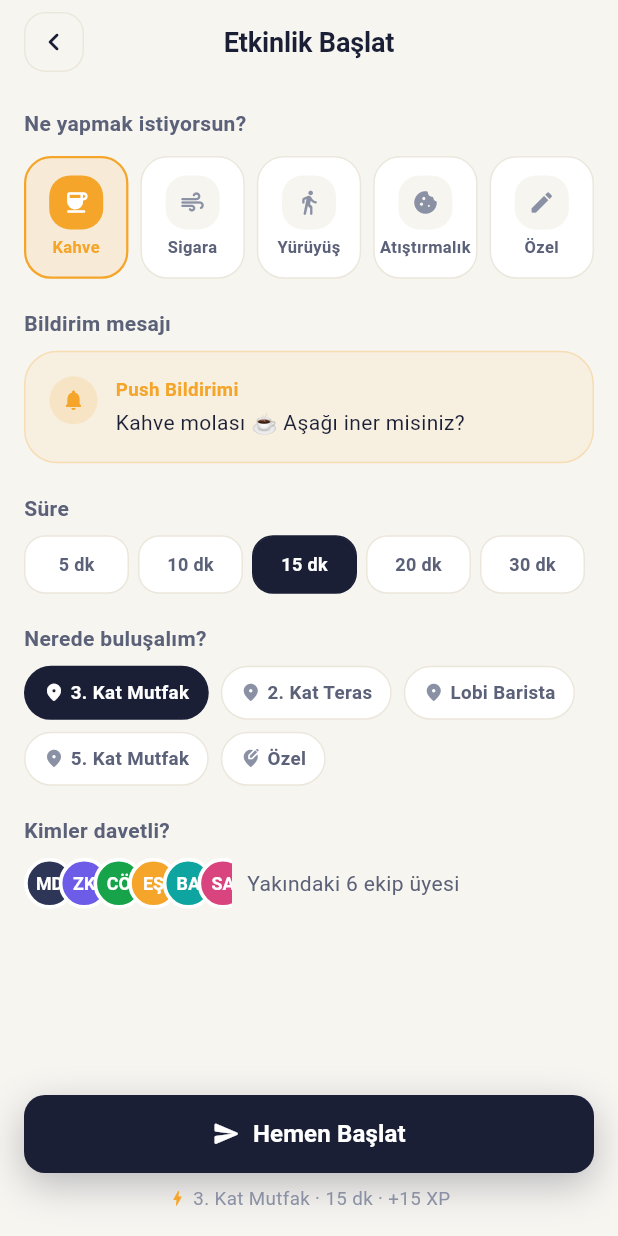
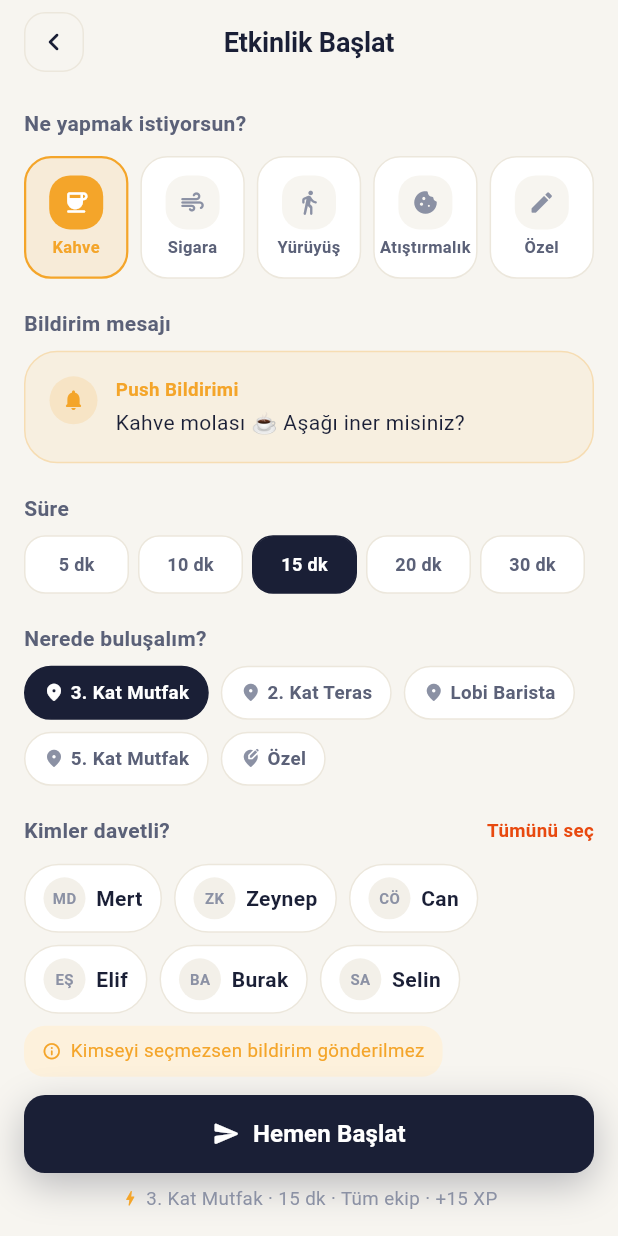
Before and after one commit to gokhanBozkrt/LunchQuest, a Flutter app: the CoffeeScreen screen opened by its route, on a phone screen of 412 x 824 dp. Run offline on Flutter 3.47's test engine with Material 3 defaults, Android fonts, the phone set to English and light mode, and no system bars; our stand-ins replace equatable, firebase_core, firebase_messaging, flutter_local_notifications, get_it, go_router; accounts and stored records are empty.

Commit message:
etkinlik oluşturmada kullanıcı seçilememe sorunu giderildi

```diff
--- /dev/null
+++ b/lib/core/widgets/shared/lq_invite_section.dart
@@ -0,0 +1,152 @@
+import 'package:flutter/material.dart';
+import '../../theme/app_colors.dart';
+import '../../theme/app_spacing.dart';
+import '../../theme/app_text_styles.dart';
+import '../../../features/home/domain/entities/restaurant.dart';
+
+class LqInviteSection extends StatelessWidget {
+  final List<TeamMember> team;
+  final Set<String> invited;
+  final ValueChanged<String> onToggle;
+  final VoidCallback? onSelectAll;
+
+  const LqInviteSection({
+    super.key,
+    required this.team,
+    required this.invited,
+    required this.onToggle,
+    this.onSelectAll,
+  });
+
+  bool get _allSelected => invited.length == team.length;
+
+  @override
+  Widget build(BuildContext context) {
+    return Column(
+      crossAxisAlignment: CrossAxisAlignment.start,
+      children: [
+        // Başlık + Tümünü seç
+        Row(
+          children: [
+            Text(
+              invited.isEmpty
+                  ? 'Kimler davetli?'
+                  : '${invited.length} kişi seçildi',
+              style: AppTextStyles.smallSemiBold
+                  .copyWith(color: AppColors.ink2),
+            ),
+            const Spacer(),
+            GestureDetector(
+              onTap: onSelectAll ?? () {},
+              child: Text(
+                _allSelected ? 'Seçimi kaldır' : 'Tümünü seç',
+                style: AppTextStyles.xsSemiBold
+                    .copyWith(color: AppColors.coral),
+              ),
+            ),
+          ],
+        ),
+        const SizedBox(height: AppSpacing.md),
+
+        // Kişi grid'i
+        Wrap(
+          spacing: AppSpacing.sm,
+          runSpacing: AppSpacing.sm,
+          children: team.map((t) {
+            final on = invited.contains(t.id);
+            final memberColor = Color(t.color);
+            return GestureDetector(
+              onTap: () => onToggle(t.id),
+              behavior: HitTestBehavior.opaque,
+              child: AnimatedContainer(
+                duration: const Duration(milliseconds: 180),
+                padding: const EdgeInsets.symmetric(
+                    horizontal: AppSpacing.md, vertical: AppSpacing.sm),
+                decoration: BoxDecoration(
+                  color: on
+                      ? memberColor.withValues(alpha: 0.10)
+                      : AppColors.card,
+                  borderRadius: AppRadius.pillAll,
+                  border: Border.all(
+                    color: on
+                        ? memberColor.withValues(alpha: 0.45)
+                        : AppColors.border,
+                    width: on ? 1.5 : 1,
+                  ),
+                ),
+                child: Row(
+                  mainAxisSize: MainAxisSize.min,
+                  children: [
+                    // Mini avatar
+                    Container(
+                      width: 28,
+                      height: 28,
+                      decoration: BoxDecoration(
+                        color: on ? memberColor : AppColors.cardSunken,
+                        shape: BoxShape.circle,
+                      ),
+                      alignment: Alignment.center,
+                      child: Text(
+                        t.initials,
+                        style: TextStyle(
+                          fontSize: 10,
+                          fontWeight: FontWeight.w700,
+                          color: on ? Colors.white : AppColors.ink3,
+                        ),
+                      ),
+                    ),
+                    const SizedBox(width: 7),
+                    Text(
+                      t.name,
+                      style: AppTextStyles.smallSemiBold.copyWith(
+                        color: on ? memberColor : AppColors.ink,
+                      ),
+                    ),
+                    // Check işareti
+                    AnimatedSize(
+                      duration: const Duration(milliseconds: 150),
+                      child: on
+                          ? Padding(
+                              padding:
+                                  const EdgeInsets.only(left: 5),
+                              child: Icon(Icons.check_rounded,
+                                  size: 14, color: memberColor),
+                            )
+                          : const SizedBox.shrink(),
+                    ),
+                  ],
+                ),
+              ),
+            );
+          }).toList(),
+        ),
+
+        // Hiç seçilmemişse uyarı
+        if (invited.isEmpty) ...[
+          const SizedBox(height: AppSpacing.sm),
+          Container(
+            padding: const EdgeInsets.symmetric(
+                horizontal: AppSpacing.md, vertical: AppSpacing.sm),
+            decoration: BoxDecoration(
+              color: AppColors.amberTint,
+              borderRadius: AppRadius.smAll,
+            ),
+            child: Row(
+              mainAxisSize: MainAxisSize.min,
+              children: [
+                const Icon(Icons.info_outline_rounded,
+                    size: 13, color: AppColors.amber),
+                const SizedBox(width: 6),
+                Text(
+                  'Kimseyi seçmezsen bildirim gönderilmez',
+                  style: AppTextStyles.xs
+                      .copyWith(color: AppColors.amber),
+                ),
+              ],
+            ),
+          ),
+        ],
+      ],
+    );
+  }
+}
--- a/lib/features/home/presentation/views/coffee_screen.dart
+++ b/lib/features/home/presentation/views/coffee_screen.dart
@@ -4,10 +4,11 @@ import 'package:provider/provider.dart';
 import '../../../../core/theme/app_colors.dart';
 import '../../../../core/theme/app_spacing.dart';
 import '../../../../core/theme/app_text_styles.dart';
-import '../../../../core/widgets/shared/lq_avatar.dart';
 import '../../../../core/widgets/shared/lq_button.dart';
+import '../../../../core/widgets/shared/lq_invite_section.dart';
 import '../../../../core/widgets/shared/lq_section_header.dart';
 import '../../data/datasources/restaurant_local_datasource.dart';
+import '../../domain/entities/restaurant.dart';
 import '../viewmodels/home_viewmodel.dart';
 
 // ── Hazır mesaj şablonları ────────────────────────────────
@@ -79,6 +80,7 @@ class _CoffeeScreenState extends State<CoffeeScreen> {
   final _locationCtrl = TextEditingController();
   final _locationFocus = FocusNode();
   bool _sent = false;
+  final Set<String> _invited = {};
   String _selectedPresetId = 'coffee';
   final _customCtrl = TextEditingController();
   final _customFocus = FocusNode();
@@ -290,21 +292,23 @@ class _CoffeeScreenState extends State<CoffeeScreen> {
                       const SizedBox(height: AppSpacing.xl),
 
                       // ── Kimler davetli ────────────────────
-                      _FieldLabel('Kimler davetli?'),
-                      const SizedBox(height: AppSpacing.sm),
-                      Row(
-                        children: [
-                          LqAvatarStack(
-                            memberIds:
-                                nearbyTeam.map((t) => t.id).toList(),
-                            max: 6,
-                            size: 34,
-                          ),
-                          const SizedBox(width: 10),
-                          Text('Yakındaki 6 ekip üyesi',
-                              style: AppTextStyles.small
-                                  .copyWith(color: AppColors.ink2)),
-                        ],
+                      LqInviteSection(
+                        team: nearbyTeam,
+                        invited: _invited,
+                        onToggle: (id) => setState(() {
+                          if (_invited.contains(id)) {
+                            _invited.remove(id);
+                          } else {
+                            _invited.add(id);
+                          }
+                        }),
+                        onSelectAll: () => setState(() {
+                          if (_invited.length == nearbyTeam.length) {
+                            _invited.clear();
+                          } else {
+                            _invited.addAll(nearbyTeam.map((t) => t.id));
+                          }
+                        }),
                       ),
 
                       const SizedBox(height: 100),
@@ -343,7 +347,7 @@ class _CoffeeScreenState extends State<CoffeeScreen> {
                     const SizedBox(width: 4),
                     Flexible(
                       child: Text(
-                        '${_activeLocation.isEmpty ? '?' : _activeLocation} · $_duration dk · +15 XP',
+                        '${_activeLocation.isEmpty ? '?' : _activeLocation} · $_duration dk · ${_invited.isEmpty ? 'Tüm ekip' : '${_invited.length} kişi'} · +15 XP',
                         style: AppTextStyles.xs,
                         overflow: TextOverflow.ellipsis,
                       ),
```
Also changed, not shown: lib/features/home/presentation/views/create_screen.dart (+18 -51 lines), pubspec.lock, 10 other files.
